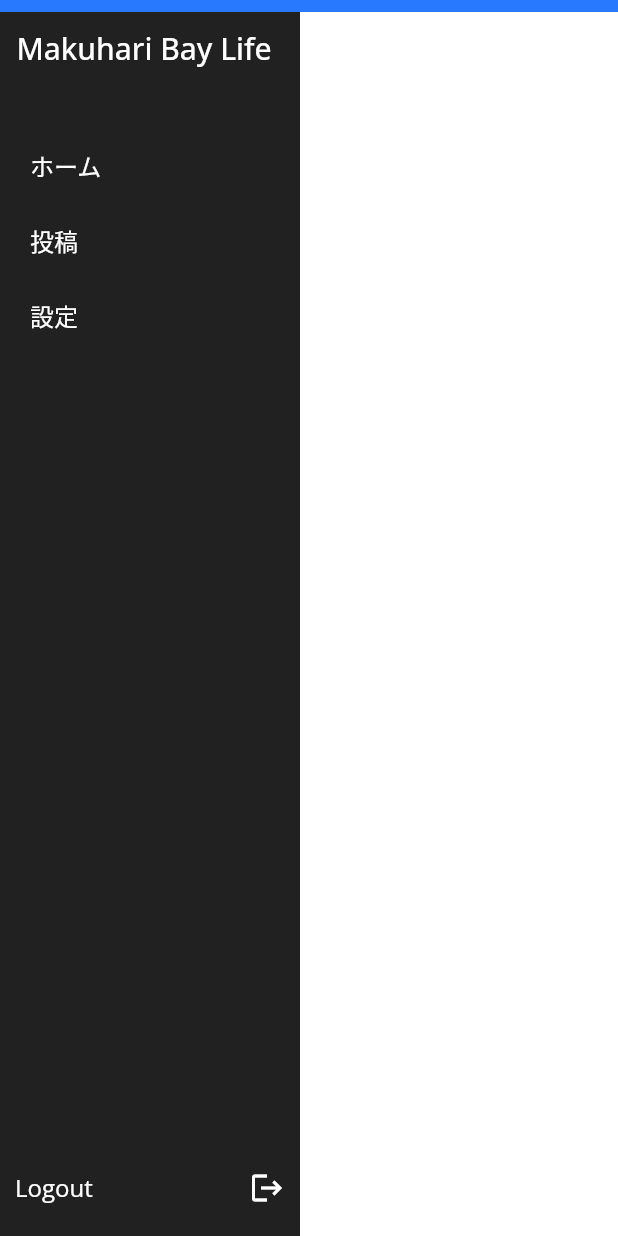
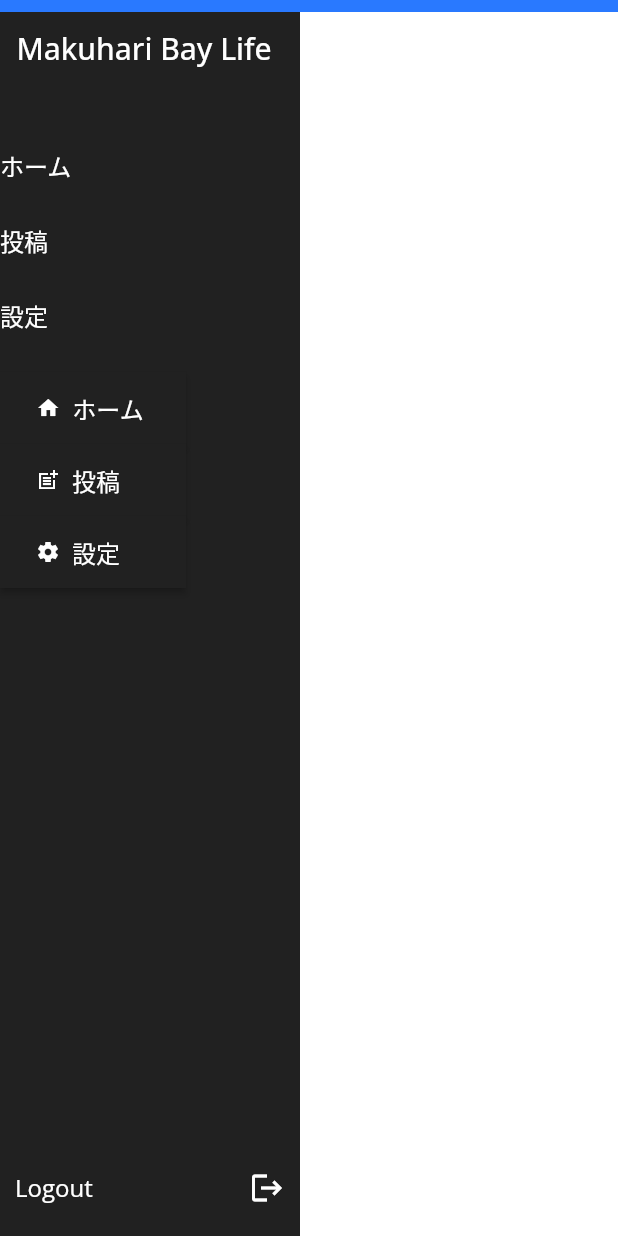
Before and after one commit to takase-pd/baylifeweb, a Flutter app: the HomePageWidget screen opened directly, on a phone screen of 412 x 824 dp. Run offline on Flutter 3.47's test engine with Material 2 defaults, Android fonts, the phone set to English and light mode, and no system bars; drawn by our look-alikes of auto_size_text; our stand-ins replace built_collection, built_value, cloud_firestore, firebase_auth, firebase_core, firebase_storage and 12 more; missing offline and left inert: json_path, mime_type; accounts and stored records are empty; generated files the repository leaves out were written again; network calls fail.

Commit message:
Updating to latest FlutterFlow output.

```diff
--- a/lib/components/main_menu_widget.dart
+++ b/lib/components/main_menu_widget.dart
@@ -3,6 +3,7 @@ import '../backend/api_requests/api_calls.dart';
 import '../config_page/config_page_widget.dart';
 import '../flutter_flow/flutter_flow_theme.dart';
 import '../flutter_flow/flutter_flow_util.dart';
+import '../flutter_flow/flutter_flow_widgets.dart';
 import '../home_page/home_page_widget.dart';
 import '../post_page/post_page_widget.dart';
 import '../top_page/top_page_widget.dart';
@@ -18,8 +19,11 @@ class MainMenuWidget extends StatefulWidget {
 }
 
 class _MainMenuWidgetState extends State<MainMenuWidget> {
+  bool _loadingButton1 = false;
   dynamic subscriptionConfig;
   dynamic subscriptionPost;
+  bool _loadingButton2 = false;
+  bool _loadingButton3 = false;
 
   @override
   Widget build(BuildContext context) {
@@ -56,7 +60,7 @@ class _MainMenuWidgetState extends State<MainMenuWidget> {
           ),
           Expanded(
             child: Padding(
-              padding: EdgeInsetsDirectional.fromSTEB(20, 40, 20, 20),
+              padding: EdgeInsetsDirectional.fromSTEB(0, 40, 20, 20),
               child: ListView(
                 padding: EdgeInsets.zero,
                 scrollDirection: Axis.vertical,
@@ -145,6 +149,126 @@ class _MainMenuWidgetState extends State<MainMenuWidget> {
                         ),
                       ),
                     ),
+                  ),
+                  Padding(
+                    padding: EdgeInsetsDirectional.fromSTEB(0, 0, 56, 0),
+                    child: FFButtonWidget(
+                      onPressed: () async {
+                        setState(() => _loadingButton1 = true);
+                        try {
+                          await Navigator.push(
+                            context,
+                            MaterialPageRoute(
+                              builder: (context) => HomePageWidget(),
+                            ),
+                          );
+                        } finally {
+                          setState(() => _loadingButton1 = false);
+                        }
+                      },
+                      text: 'ホーム',
+                      icon: Icon(
+                        Icons.home_sharp,
+                        size: 16,
+                      ),
+                      options: FFButtonOptions(
+                        width: 200,
+                        height: 48,
+                        color: FlutterFlowTheme.secondaryColor,
+                        textStyle: FlutterFlowTheme.subtitle2.override(
+                          fontFamily: 'Open Sans',
+                          color: FlutterFlowTheme.textLight,
+                          fontSize: 16,
+                        ),
+                        borderSide: BorderSide(
+                          color: Colors.transparent,
+                        ),
+                        borderRadius: 0,
+                      ),
+                      loading: _loadingButton1,
+                    ),
+                  ),
+                  Padding(
+                    padding: EdgeInsetsDirectional.fromSTEB(0, 0, 56, 0),
+                    child: FFButtonWidget(
+                      onPressed: () async {
+                        setState(() => _loadingButton2 = true);
+                        try {
+                          await getSubscriptionCall(
+                            uid: currentUserUid,
+                          );
+                          await Navigator.push(
+                            context,
+                            MaterialPageRoute(
+                              builder: (context) => ConfigPageWidget(),
+                            ),
+                          );
+                        } finally {
+                          setState(() => _loadingButton2 = false);
+                        }
+                      },
+                      text: '投稿　',
+                      icon: Icon(
+                        Icons.post_add_sharp,
+                        size: 16,
+                      ),
+                      options: FFButtonOptions(
+                        width: 200,
+                        height: 48,
+                        color: FlutterFlowTheme.secondaryColor,
+                        textStyle: FlutterFlowTheme.subtitle2.override(
+                          fontFamily: 'Open Sans',
+                          color: FlutterFlowTheme.textLight,
+                          fontSize: 16,
+                        ),
+                        borderSide: BorderSide(
+                          color: Colors.transparent,
+                        ),
+                        borderRadius: 0,
+                      ),
+                      loading: _loadingButton2,
+                    ),
+                  ),
+                  Padding(
+                    padding: EdgeInsetsDirectional.fromSTEB(0, 0, 56, 0),
+                    child: FFButtonWidget(
+                      onPressed: () async {
+                        setState(() => _loadingButton3 = true);
+                        try {
+                          await getSubscriptionCall(
+                            uid: currentUserUid,
+                          );
+                          await Navigator.push(
+                            context,
+                            MaterialPageRoute(
+                              builder: (context) => ConfigPageWidget(),
+                            ),
+                          );
+                        } finally {
+                          setState(() => _loadingButton3 = false);
+                        }
+                      },
+                      text: '設定　',
+                      icon: Icon(
+                        Icons.settings_sharp,
+                        size: 16,
+                      ),
+                      options: FFButtonOptions(
+                        width: 200,
+                        height: 48,
+                        color: FlutterFlowTheme.secondaryColor,
+                        textStyle: FlutterFlowTheme.subtitle2.override(
+                          fontFamily: 'Open Sans',
+                          color: FlutterFlowTheme.textLight,
+                          fontSize: 16,
+                        ),
+                        borderSide: BorderSide(
+                          color: Colors.transparent,
+                        ),
+                        borderRadius: 0,
+                      ),
+                      loading: _loadingButton3,
+                    ),
                   )
                 ],
               ),
```
